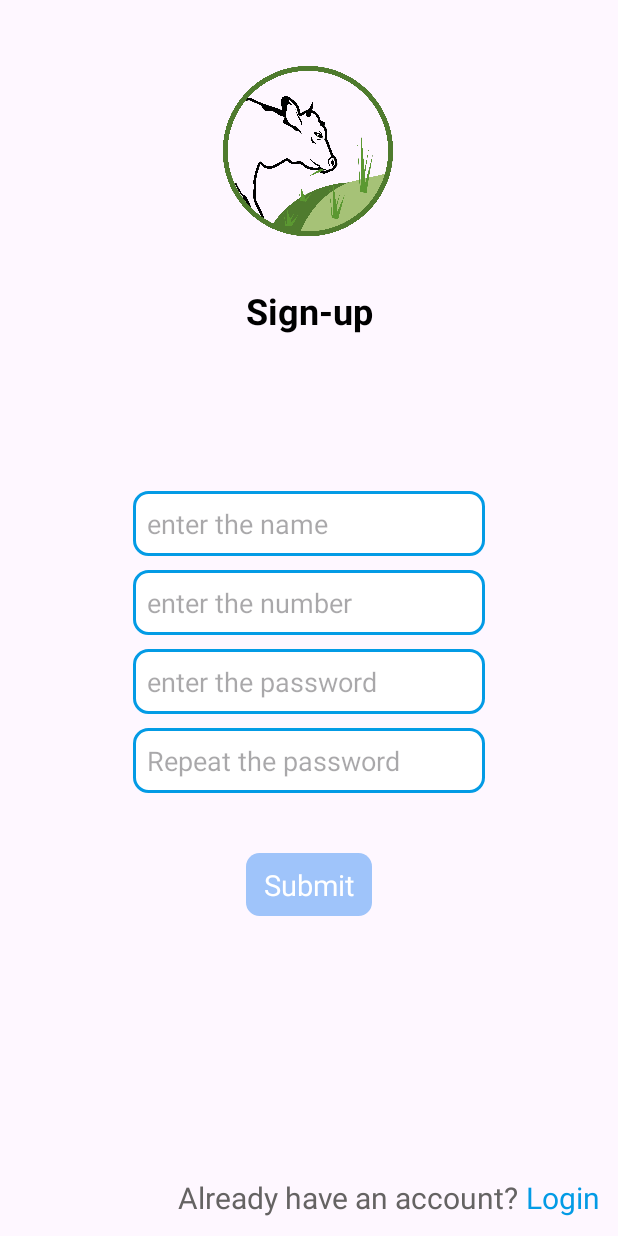
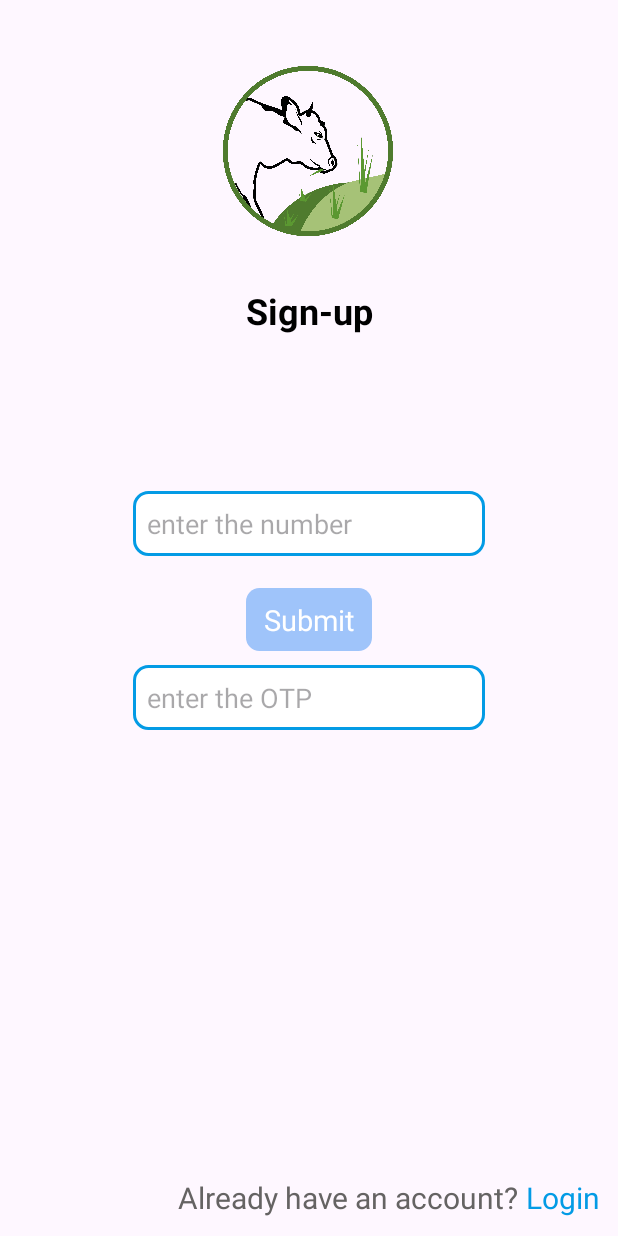
Before and after one commit to Karangupta0786/BDW, an Android app: the screen it shows after launch (SignupActivity), on a phone screen of 412 x 824 dp. Run offline under Robolectric (Android 15) with nearby library versions, the phone set to English and light mode, and no system bars; our stand-ins replace Firebase (no records; nobody signed in at launch, a user with empty details on screens opened directly); 2 statements that could not run were skipped.

Commit message:
UI testing of SignupActivity.

```diff
--- a/app/src/main/res/layout/activity_signup.xml
+++ b/app/src/main/res/layout/activity_signup.xml
@@ -28,19 +28,19 @@
         app:layout_constraintTop_toBottomOf="@id/img_cow"/>
 
 
-    <EditText
-        android:id="@+id/et_name_signup"
-        android:layout_width="wrap_content"
-        android:layout_height="wrap_content"
-        app:layout_constraintStart_toStartOf="parent"
-        app:layout_constraintEnd_toEndOf="parent"
-        app:layout_constraintBottom_toTopOf="@id/g1"
-        android:background="@drawable/et_background"
-        android:inputType="textEmailAddress"
-        android:padding="9dp"
-        android:hint="enter the name"
-        android:ems="11"
-        />
+<!--    <EditText-->
+<!--        android:id="@+id/et_name_signup"-->
+<!--        android:layout_width="wrap_content"-->
+<!--        android:layout_height="wrap_content"-->
+<!--        app:layout_constraintStart_toStartOf="parent"-->
+<!--        app:layout_constraintEnd_toEndOf="parent"-->
+<!--        app:layout_constraintBottom_toTopOf="@id/g1"-->
+<!--        android:background="@drawable/et_background"-->
+<!--        android:inputType="textEmailAddress"-->
+<!--        android:padding="9dp"-->
+<!--        android:hint="enter the name"-->
+<!--        android:ems="11"-->
+<!--        />-->
 
     <androidx.constraintlayout.widget.Guideline
         android:id="@+id/g1"
@@ -53,7 +53,7 @@
         android:id="@+id/et_number_signup"
         android:layout_width="wrap_content"
         android:layout_height="wrap_content"
-        app:layout_constraintTop_toBottomOf="@id/g1"
+        app:layout_constraintBottom_toTopOf="@id/g1"
         app:layout_constraintStart_toStartOf="parent"
         app:layout_constraintEnd_toEndOf="parent"
         android:background="@drawable/et_background"
@@ -61,45 +61,60 @@
         android:padding="9dp"
         android:hint="enter the number"
         android:ems="11"
-        android:inputType="textEmailAddress"/>
+        android:inputType="number"/>
+
+<!--    <EditText-->
+<!--        android:id="@+id/et_password_signup"-->
+<!--        android:layout_width="wrap_content"-->
+<!--        android:layout_height="wrap_content"-->
+<!--        app:layout_constraintTop_toBottomOf="@id/et_number_signup"-->
+<!--        app:layout_constraintStart_toStartOf="parent"-->
+<!--        app:layout_constraintEnd_toEndOf="parent"-->
+<!--        android:background="@drawable/et_background"-->
+<!--        android:layout_marginTop="9dp"-->
+<!--        android:padding="9dp"-->
+<!--        android:hint="enter the password"-->
+<!--        android:ems="11"-->
+<!--        android:inputType="numberPassword"/>-->
+<!--    <EditText-->
+<!--        android:id="@+id/et_password_repeat_signup"-->
+<!--        android:layout_width="wrap_content"-->
+<!--        android:layout_height="wrap_content"-->
+<!--        app:layout_constraintTop_toBottomOf="@id/et_password_signup"-->
+<!--        app:layout_constraintStart_toStartOf="parent"-->
+<!--        app:layout_constraintEnd_toEndOf="parent"-->
+<!--        android:background="@drawable/et_background"-->
+<!--        android:layout_marginTop="9dp"-->
+<!--        android:padding="9dp"-->
+<!--        android:hint="Repeat the password"-->
+<!--        android:ems="11"-->
+<!--        android:inputType="numberPassword"/>-->
+
 
     <EditText
-        android:id="@+id/et_password_signup"
+        android:id="@+id/otp_signup"
         android:layout_width="wrap_content"
         android:layout_height="wrap_content"
-        app:layout_constraintTop_toBottomOf="@id/et_number_signup"
+        app:layout_constraintTop_toBottomOf="@id/card_signup"
         app:layout_constraintStart_toStartOf="parent"
         app:layout_constraintEnd_toEndOf="parent"
         android:background="@drawable/et_background"
         android:layout_marginTop="9dp"
         android:padding="9dp"
-        android:hint="enter the password"
+        android:hint="enter the OTP"
         android:ems="11"
-        android:inputType="numberPassword"/>
-    <EditText
-        android:id="@+id/et_password_repeat_signup"
-        android:layout_width="wrap_content"
-        android:layout_height="wrap_content"
-        app:layout_constraintTop_toBottomOf="@id/et_password_signup"
-        app:layout_constraintStart_toStartOf="parent"
-        app:layout_constraintEnd_toEndOf="parent"
-        android:background="@drawable/et_background"
-        android:layout_marginTop="9dp"
-        android:padding="9dp"
-        android:hint="Repeat the password"
-        android:ems="11"
-        android:inputType="numberPassword"/>
+        android:inputType="number"/>
 
 
     <androidx.cardview.widget.CardView
-        android:id="@+id/card_login"
+        android:id="@+id/card_signup"
         android:layout_width="wrap_content"
         android:layout_height="wrap_content"
-        app:layout_constraintTop_toBottomOf="@id/et_password_repeat_signup"
+        app:layout_constraintTop_toBottomOf="@id/et_number_signup"
         app:layout_constraintStart_toStartOf="parent"
         app:cardCornerRadius="9dp"
         app:cardElevation="2dp"
-        android:layout_marginTop="40dp"
+        android:layout_marginTop="21dp"
         app:layout_constraintEnd_toEndOf="parent"
         app:cardBackgroundColor="@color/disable_button">
 
@@ -139,5 +154,4 @@
     </LinearLayout>
 
 
-
 </androidx.constraintlayout.widget.ConstraintLayout>
```
